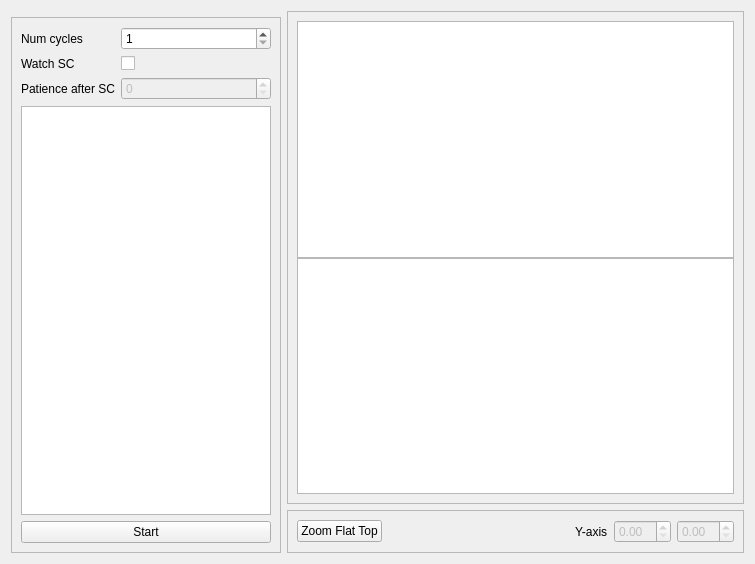
The window that resources/ui/prediction_analysis_widget.ui (antolu/sps-app-hysteresis) describes before a commit, drawn with Qt 5.
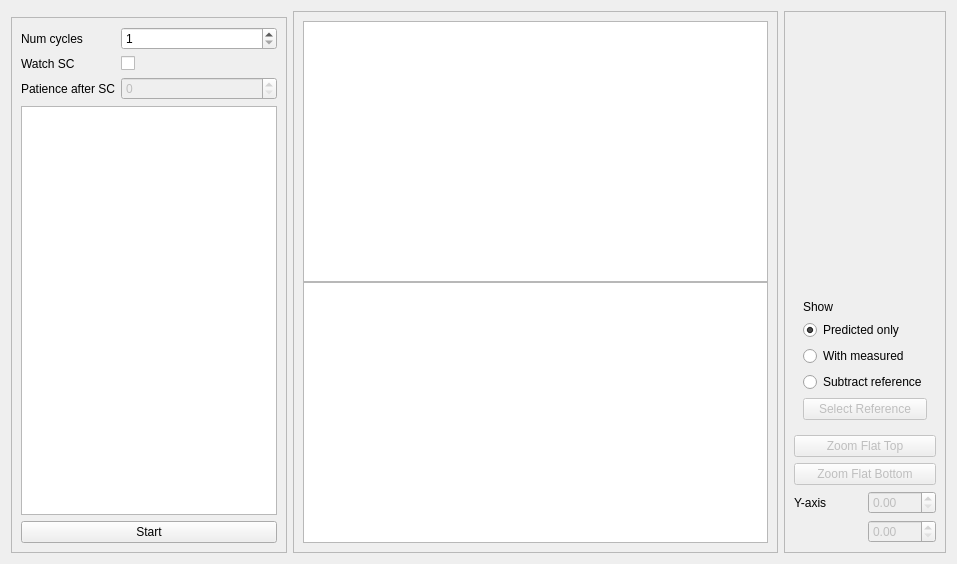
The same window after the commit. Custom widgets are drawn as their Qt base class.

Commit message: add prediction analysis widget WIP

The edit to the form file:
```diff
--- a/resources/ui/prediction_analysis_widget.ui
+++ b/resources/ui/prediction_analysis_widget.ui
@@ -6,14 +6,14 @@
    <rect>
     <x>0</x>
     <y>0</y>
-    <width>755</width>
+    <width>957</width>
     <height>564</height>
    </rect>
   </property>
   <property name="windowTitle">
    <string>Prediction Analysis</string>
   </property>
-  <layout class="QHBoxLayout" name="horizontalLayout_2">
+  <layout class="QHBoxLayout" name="horizontalLayout">
    <item>
     <widget class="QFrame" name="frame">
      <property name="maximumSize">
@@ -262,62 +262,125 @@
         </layout>
        </widget>
       </item>
-      <item>
-       <widget class="QFrame" name="frame_4">
+     </layout>
+    </widget>
+   </item>
+   <item>
+    <widget class="QFrame" name="frame_4">
+     <property name="frameShape">
+      <enum>QFrame::StyledPanel</enum>
+     </property>
+     <property name="frameShadow">
+      <enum>QFrame::Raised</enum>
+     </property>
+     <layout class="QGridLayout" name="gridLayout">
+      <item row="0" column="0" colspan="2">
+       <spacer name="verticalSpacer">
+        <property name="orientation">
+         <enum>Qt::Vertical</enum>
+        </property>
+        <property name="sizeHint" stdset="0">
+         <size>
+          <width>20</width>
+          <height>221</height>
+         </size>
+        </property>
+       </spacer>
+      </item>
+      <item row="1" column="0" colspan="2">
+       <widget class="QFrame" name="frame_6">
         <property name="frameShape">
-         <enum>QFrame::StyledPanel</enum>
+         <enum>QFrame::NoFrame</enum>
         </property>
         <property name="frameShadow">
          <enum>QFrame::Raised</enum>
         </property>
-        <layout class="QHBoxLayout" name="horizontalLayout">
+        <layout class="QVBoxLayout" name="verticalLayout_4">
          <item>
-          <widget class="QPushButton" name="buttonZoomFT">
+          <widget class="QLabel" name="label">
            <property name="text">
-            <string>Zoom Flat Top</string>
+            <string>Show</string>
            </property>
           </widget>
          </item>
          <item>
-          <spacer name="horizontalSpacer">
-           <property name="orientation">
-            <enum>Qt::Horizontal</enum>
+          <widget class="QRadioButton" name="radioButton">
+           <property name="text">
+            <string>Predicted only</string>
            </property>
-           <property name="sizeType">
-            <enum>QSizePolicy::Expanding</enum>
+           <property name="checked">
+            <bool>true</bool>
            </property>
-           <property name="sizeHint" stdset="0">
-            <size>
-             <width>193</width>
-             <height>20</height>
-            </size>
-           </property>
-          </spacer>
+          </widget>
          </item>
          <item>
-          <widget class="QLabel" name="labelYAxis">
+          <widget class="QRadioButton" name="radioButton_2">
            <property name="text">
-            <string>Y-axis</string>
+            <string>With measured</string>
            </property>
           </widget>
          </item>
          <item>
-          <widget class="QDoubleSpinBox" name="sbinBoxYMin">
-           <property name="enabled">
-            <bool>false</bool>
+          <widget class="QRadioButton" name="radioButton_3">
+           <property name="text">
+            <string>Subtract reference</string>
            </property>
           </widget>
          </item>
          <item>
-          <widget class="QDoubleSpinBox" name="spinboxYMax">
+          <widget class="QPushButton" name="pushButton">
            <property name="enabled">
             <bool>false</bool>
            </property>
+           <property name="text">
+            <string>Select Reference</string>
+           </property>
           </widget>
          </item>
         </layout>
        </widget>
       </item>
+      <item row="2" column="0" colspan="2">
+       <widget class="QPushButton" name="buttonZoomFT">
+        <property name="enabled">
+         <bool>false</bool>
+        </property>
+        <property name="text">
+         <string>Zoom Flat Top</string>
+        </property>
+       </widget>
+      </item>
+      <item row="3" column="0" colspan="2">
+       <widget class="QPushButton" name="buttonZoomFB">
+        <property name="enabled">
+         <bool>false</bool>
+        </property>
+        <property name="text">
+         <string>Zoom Flat Bottom</string>
+        </property>
+       </widget>
+      </item>
+      <item row="4" column="0">
+       <widget class="QLabel" name="labelYAxis">
+        <property name="text">
+         <string>Y-axis</string>
+        </property>
+       </widget>
+      </item>
+      <item row="4" column="1">
+       <widget class="QDoubleSpinBox" name="spinBoxYMax">
+        <property name="enabled">
+         <bool>false</bool>
+        </property>
+       </widget>
+      </item>
+      <item row="5" column="1">
+       <widget class="QDoubleSpinBox" name="spinBoxYMin">
+        <property name="enabled">
+         <bool>false</bool>
+        </property>
+       </widget>
+      </item>
      </layout>
     </widget>
    </item>
```
Left out of the diff: 15 changed lines with no effect on the pictures. The commit also changes 4 other files.
